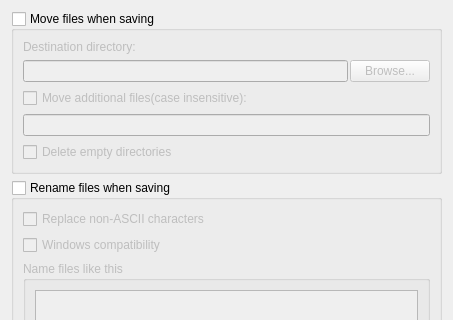
Old version of the form ui/options_renaming.ui in the repository metabrainz/picard; both pictures show x 0 to 453 and y 0 to 320 of the 453 by 506 pixel window.
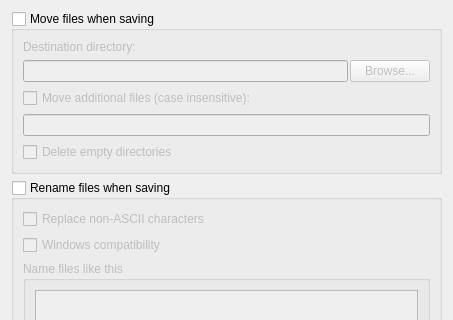
New version of the form.

Commit message: Add space before parentheses

```diff
--- a/ui/options_renaming.ui
+++ b/ui/options_renaming.ui
@@ -72,7 +72,7 @@
          <bool>false</bool>
         </property>
         <property name="text">
-         <string>Move additional files(case insensitive):</string>
+         <string>Move additional files (case insensitive):</string>
         </property>
        </widget>
       </item>
```
The commit also changes 1 other file.
